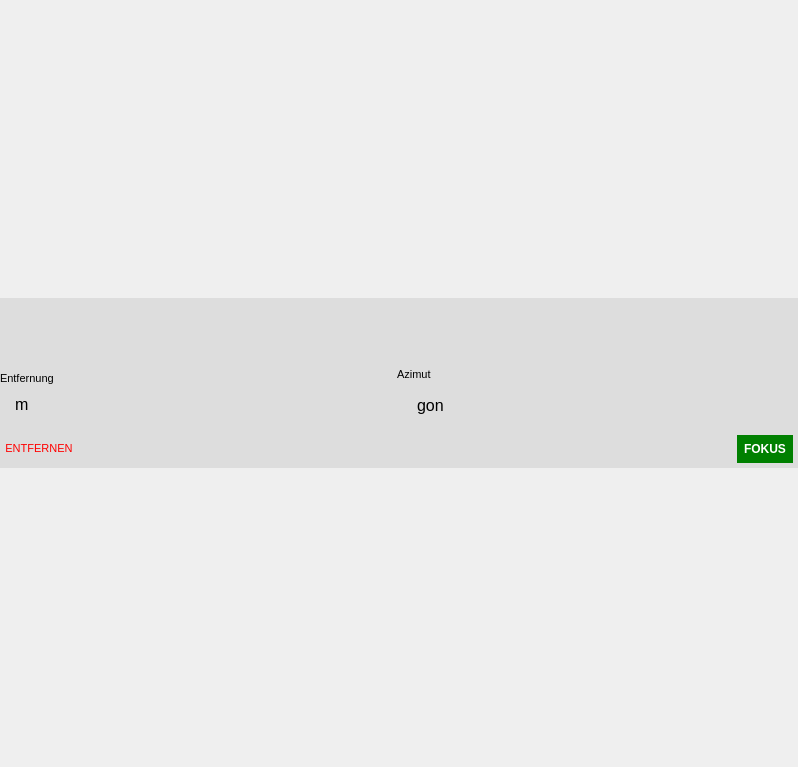
The window that gnavs/gui/navigate/target.ui (b-lack/qgis-gnavs-plugin) describes before a commit, drawn with Qt 5.
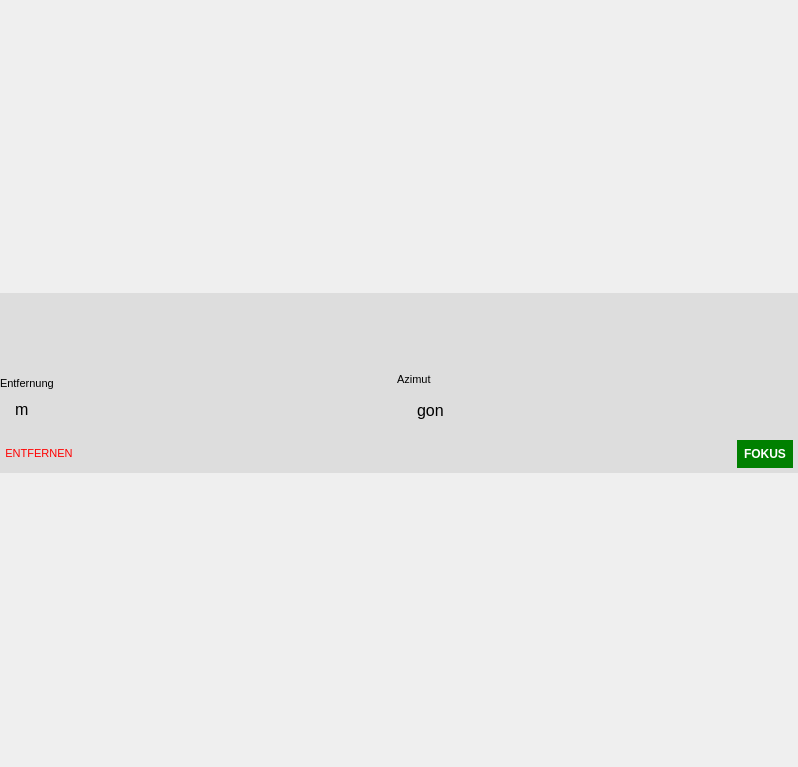
The same window after the commit.

```diff
--- a/gnavs/gui/navigate/target.ui
+++ b/gnavs/gui/navigate/target.ui
@@ -82,13 +82,13 @@
           <property name="minimumSize">
            <size>
             <width>0</width>
-            <height>60</height>
+            <height>70</height>
            </size>
           </property>
           <property name="maximumSize">
            <size>
             <width>16777215</width>
-            <height>50</height>
+            <height>70</height>
            </size>
           </property>
           <property name="styleSheet">
@@ -296,7 +296,8 @@
        </widget>
       </item>
       <item>
-       <layout class="QHBoxLayout" name="horizontalLayout_3">
+       <widget class="QWidget" name="lfbTargetEdit_2" native="true">
+        <layout class="QHBoxLayout" name="lfbTargetEdit">
         <property name="leftMargin">
          <number>5</number>
         </property>
@@ -375,6 +376,7 @@
          </widget>
         </item>
        </layout>
+       </widget>
       </item>
      </layout>
     </widget>
```
Lines whose indentation alone changed are shown as unchanged.
